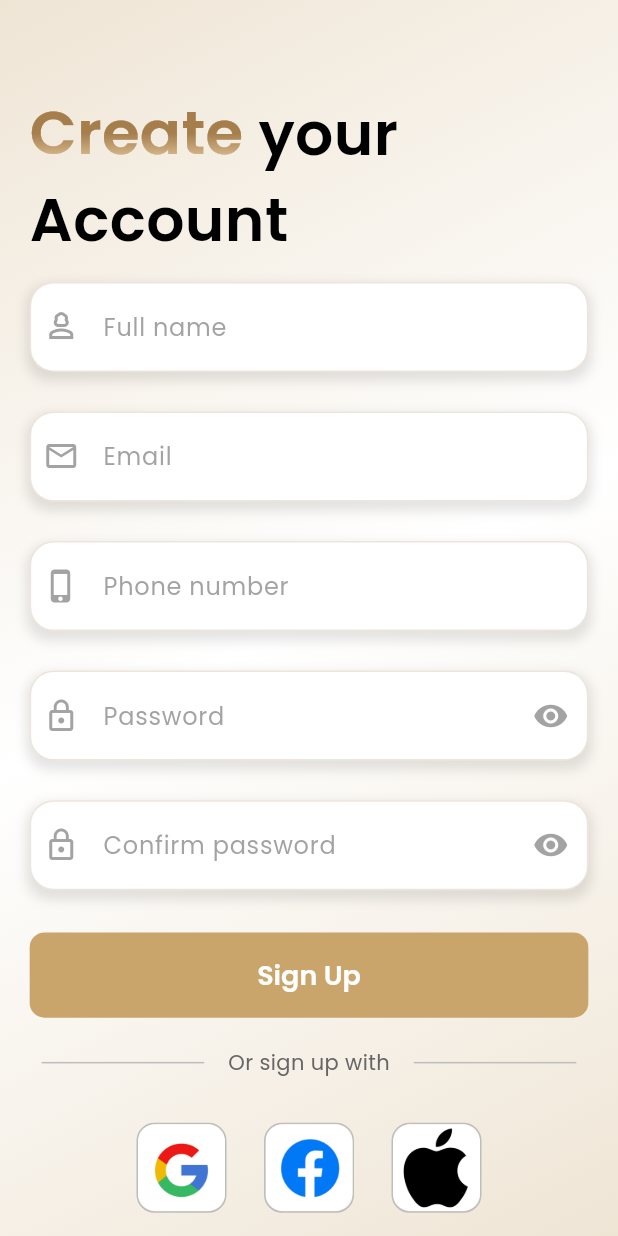
After one commit to androemad123/nazra_graduation, a Flutter app: the SignupScreen screen opened directly, on a phone screen of 412 x 824 dp. The commit adds this screen. Run offline on Flutter 3.47's test engine with Material 3 defaults, Android fonts, the phone set to English and light mode, and no system bars; our stand-ins replace firebase_auth, firebase_core, firebase_messaging, flutter_bloc, flutter_dotenv, flutter_screenutil and 2 more; accounts and stored records are empty.

Commit message:
Added login and signup screens

```diff
--- /dev/null
+++ b/lib/presentations/auth/signUp/signup_screen.dart
@@ -0,0 +1,248 @@
+import 'package:flutter/gestures.dart';
+import 'package:flutter/material.dart';
+import 'package:flutter_screenutil/flutter_screenutil.dart';
+import 'package:provider/provider.dart';
+
+import '../../../app/provider/theme_provider.dart';
+import '../../../generated/l10n.dart';
+import '../../../routing/routes.dart';
+import '../../resources/color_manager.dart';
+import '../../resources/styles_manager.dart';
+import '../../resources/value_manager.dart';
+import '../../widgets/app_text_btn.dart';
+import '../../widgets/app_text_field.dart';
+import '../../widgets/divider_with_text.dart';
+import '../../widgets/social_auth_btn.dart';
+
+class SignupScreen extends StatefulWidget {
+  const SignupScreen({super.key});
+
+  @override
+  State<SignupScreen> createState() => _SignupScreenState();
+}
+
+class _SignupScreenState extends State<SignupScreen> {
+  final _nameController = TextEditingController();
+  final _emailController = TextEditingController();
+  final _phoneController = TextEditingController();
+  final _passwordController = TextEditingController();
+  final _confirmPasswordController = TextEditingController();
+
+  @override
+  void dispose() {
+    _nameController.dispose();
+    _emailController.dispose();
+    _phoneController.dispose();
+    _passwordController.dispose();
+    _confirmPasswordController.dispose();
+    super.dispose();
+  }
+
+  @override
+  Widget build(BuildContext context) {
+    final themeProvider = Provider.of<ThemeProvider>(context);
+
+    return Scaffold(
+      resizeToAvoidBottomInset: true,
+      body: Container(
+        decoration: BoxDecoration(
+          gradient: LinearGradient(
+            begin: Alignment.topLeft,
+            end: Alignment.bottomRight,
+            colors: themeProvider.isDarkMode
+                ? [
+                    Theme.of(context).colorScheme.surface,
+                    Theme.of(context).colorScheme.secondary,
+                    Theme.of(context).colorScheme.surface,
+                  ]
+                : [
+                    Theme.of(context).colorScheme.surface,
+                    Theme.of(context).colorScheme.background,
+                    Theme.of(context).colorScheme.surface,
+                  ],
+          ),
+        ),
+        child: SafeArea(
+          child: LayoutBuilder(
+            builder: (context, constraints) {
+              return SingleChildScrollView(
+                physics: const BouncingScrollPhysics(),
+                child: ConstrainedBox(
+                  constraints: BoxConstraints(minHeight: constraints.maxHeight),
+                  child: IntrinsicHeight(
+                    child: Padding(
+                      padding: EdgeInsets.all(AppPadding.p18),
+                      child: Column(
+                        crossAxisAlignment: CrossAxisAlignment.start,
+                        children: [
+                          const SizedBox(height: 40),
+
+                          // Header
+                          Row(
+                            children: [
+                              ShaderMask(
+                                shaderCallback: (bounds) => LinearGradient(
+                                  begin: Alignment.topCenter,
+                                  end: Alignment.bottomCenter,
+                                  colors: [
+                                    ColorManager.brown,
+                                    ColorManager.brown,
+                                    ColorManager.cream,
+                                  ],
+                                ).createShader(bounds),
+                                child: Text(
+                                  S.of(context).create,
+                                  style: semiBoldStyle(
+                                    fontSize: 40.sp,
+                                    color: Colors.white,
+                                  ),
+                                ),
+                              ),
+                              const SizedBox(width: 10),
+                              Text(
+                                S
+                                    .of(context)
+                                    .createYourAccount
+                                    .split(' ')[1], // "your"
+                                style: semiBoldStyle(
+                                  fontSize: 40,
+                                  color: Colors.black,
+                                ),
+                              ),
+                            ],
+                          ),
+                          Text(
+                            S
+                                .of(context)
+                                .createYourAccount
+                                .split(' ')
+                                .last, // "Account"
+                            style: semiBoldStyle(
+                              fontSize: 40,
+                              color: Colors.black,
+                            ),
+                          ),
+
+                          // Fields
+                          AppTextField(
+                            hintText: S.of(context).fullNameHint,
+                            isPassword: false,
+                            controller: _nameController,
+                            prefixIcon: Icons.person_3_outlined,
+                          ),
+                          AppTextField(
+                            hintText: S.of(context).emailHint,
+                            isPassword: false,
+                            controller: _emailController,
+                            prefixIcon: Icons.email_outlined,
+                          ),
+                          AppTextField(
+                            hintText: S.of(context).phoneHint,
+                            isPassword: false,
+                            controller: _phoneController,
+                            prefixIcon: Icons.phone_iphone_outlined,
+                          ),
+                          AppTextField(
+                            hintText: S.of(context).passwordHint,
+                            isPassword: true,
+                            controller: _passwordController,
+                            prefixIcon: Icons.lock_outline,
+                          ),
+                          AppTextField(
+                            hintText: S.of(context).confirmPasswordHint,
+                            isPassword: true,
+                            controller: _confirmPasswordController,
+                            prefixIcon: Icons.lock_outline,
+                          ),
+
+                          const SizedBox(height: 15),
+
+                          AppTextBtn(
+                            buttonText: S.of(context).signupButton,
+                            textStyle: semiBoldStyle(
+                              fontSize: 18,
+                              color: Colors.white,
+                            ),
+                            onPressed: () {},
+                          ),
+
+                          const SizedBox(height: 20),
+
+                          DividerWithText(
+                            text: S.of(context).orSignupWith,
+                            lineColor: Colors.grey.shade400,
+                            textStyle: regularStyle(
+                              fontSize: 14,
+                              color:
+                                  Theme.of(
+                                    context,
+                                  ).textTheme.bodyMedium?.color ??
+                                  Colors.black,
+                            ),
+                          ),
+
+                          const SizedBox(height: 30),
+
+                          Row(
+                            mainAxisAlignment: MainAxisAlignment.center,
+                            children: [
+                              SocialAuthBtn(
+                                assetPath: 'assets/images/google.jpg',
+                                onTap: () {
+                                  // TODO: Add Google sign-in
+                                },
+                              ),
+                              const SizedBox(width: 25),
+                              SocialAuthBtn(
+                                assetPath: 'assets/images/facebook.jpg',
+                                onTap: () {},
+                              ),
+                              const SizedBox(width: 25),
+                              SocialAuthBtn(
+                                assetPath: 'assets/images/apple.jpg',
+                                onTap: () {},
+                              ),
+                            ],
+                          ),
+
+                          const SizedBox(height: 30),
+
+                          Center(
+                            child: RichText(
+                              text: TextSpan(
+                                text: S.of(context).alreadyHaveAccount,
+                                style: regularStyle(
+                                  fontSize: 16,
+                                  color: Colors.black54,
+                                ),
+                                children: [
+                                  TextSpan(
+                                    text: S.of(context).signIn,
+                                    style: semiBoldStyle(
+                                      fontSize: 16,
+                                      color: ColorManager.brown,
+                                    ),
+                                    recognizer: TapGestureRecognizer()
+                                      ..onTap = () {
+                                        Navigator.of(
+                                          context,
+                                        ).pushNamed(Routes.loginRoute);
+                                      },
+                                  ),
+                                ],
+                              ),
+                            ),
+                          ),
+                        ],
+                      ),
+                    ),
+                  ),
+                ),
+              );
+            },
+          ),
+        ),
+      ),
+    );
+  }
+}
--- a/lib/presentations/onboarding/onboarding_screen.dart
+++ b/lib/presentations/onboarding/onboarding_screen.dart
@@ -133,7 +133,10 @@ class _OnboardingScreenState extends State<OnboardingScreen> {
                           fontSize: FontSize.s18,
                           color: Theme.of(context).colorScheme.onPrimary,
                         ),
-                        onPressed: () {},
+                        onPressed: () => Navigator.pushNamed(
+                          context,
+                          Routes.signUpRoute,
+                        ),
                         backGroundColor: Colors.transparent,
                         borderRadius: 10,
                       ),
```
Also changed, not shown: lib/presentations/auth/login/login_screen.dart (added, +268 -0 lines), lib/routing/app_router.dart (+7 -0 lines).
